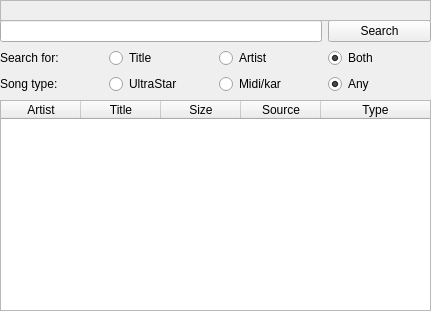
First picture: the form in singoutstrong/singoutstrong/songsearch.ui, repository thetazzbot/singoutstrong-karaoke-player, before the edit.
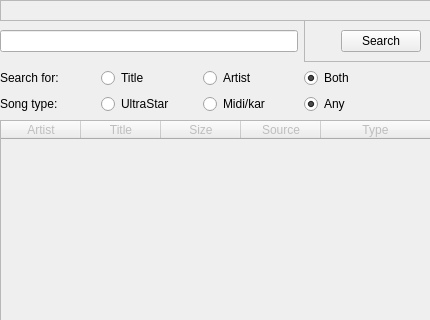
Second picture: the form after the edit. Custom widgets are drawn as their Qt base class.

Commit message: Merged AudioInputSettings with GeneralSettings to make room for SongSearch

What changed in the file:
```diff
--- a/singoutstrong/singoutstrong/songsearch.ui
+++ b/singoutstrong/singoutstrong/songsearch.ui
@@ -6,10 +6,16 @@
    <rect>
     <x>0</x>
     <y>0</y>
-    <width>431</width>
-    <height>311</height>
+    <width>430</width>
+    <height>320</height>
    </rect>
   </property>
+  <property name="minimumSize">
+   <size>
+    <width>310</width>
+    <height>251</height>
+   </size>
+  </property>
   <property name="windowTitle">
    <string>Song Search</string>
   </property>
@@ -19,7 +25,7 @@
      <x>0</x>
      <y>20</y>
      <width>431</width>
-     <height>291</height>
+     <height>301</height>
     </rect>
    </property>
    <layout class="QGridLayout" name="gridLayout">
@@ -60,13 +66,6 @@
       </property>
      </widget>
     </item>
-    <item row="0" column="3">
-     <widget class="QPushButton" name="pushButton">
-      <property name="text">
-       <string>Search</string>
-      </property>
-     </widget>
-    </item>
     <item row="1" column="3">
      <widget class="QRadioButton" name="searchInAllButton">
       <property name="text">
@@ -93,9 +92,6 @@
       </property>
      </widget>
     </item>
-    <item row="0" column="0" colspan="3">
-     <widget class="QLineEdit" name="queryField"/>
-    </item>
     <item row="1" column="2">
      <widget class="QRadioButton" name="artistButton">
       <property name="text">
@@ -115,6 +111,9 @@
     </item>
     <item row="3" column="0" colspan="4">
      <widget class="QTableWidget" name="resultTable">
+      <property name="enabled">
+       <bool>false</bool>
+      </property>
       <property name="cursor" stdset="0">
        <cursorShape>PointingHandCursor</cursorShape>
       </property>
@@ -181,6 +180,41 @@
       </column>
      </widget>
     </item>
+    <item row="0" column="3">
+     <widget class="QFrame" name="searchButtonContainer">
+      <property name="frameShape">
+       <enum>QFrame::StyledPanel</enum>
+      </property>
+      <property name="frameShadow">
+       <enum>QFrame::Raised</enum>
+      </property>
+      <layout class="QFormLayout" name="formLayout">
+       <item row="0" column="0">
+        <widget class="QLabel" name="searchIcon">
+         <property name="minimumSize">
+          <size>
+           <width>21</width>
+           <height>21</height>
+          </size>
+         </property>
+         <property name="text">
+          <string/>
+         </property>
+        </widget>
+       </item>
+       <item row="0" column="1">
+        <widget class="QPushButton" name="searchButton">
+         <property name="text">
+          <string>Search</string>
+         </property>
+        </widget>
+       </item>
+      </layout>
+     </widget>
+    </item>
+    <item row="0" column="0" colspan="3">
+     <widget class="QLineEdit" name="queryField"/>
+    </item>
    </layout>
   </widget>
   <widget class="SoS::QtGui::WindowBar" name="windowBar">
```
The commit also changes 15 other files.
